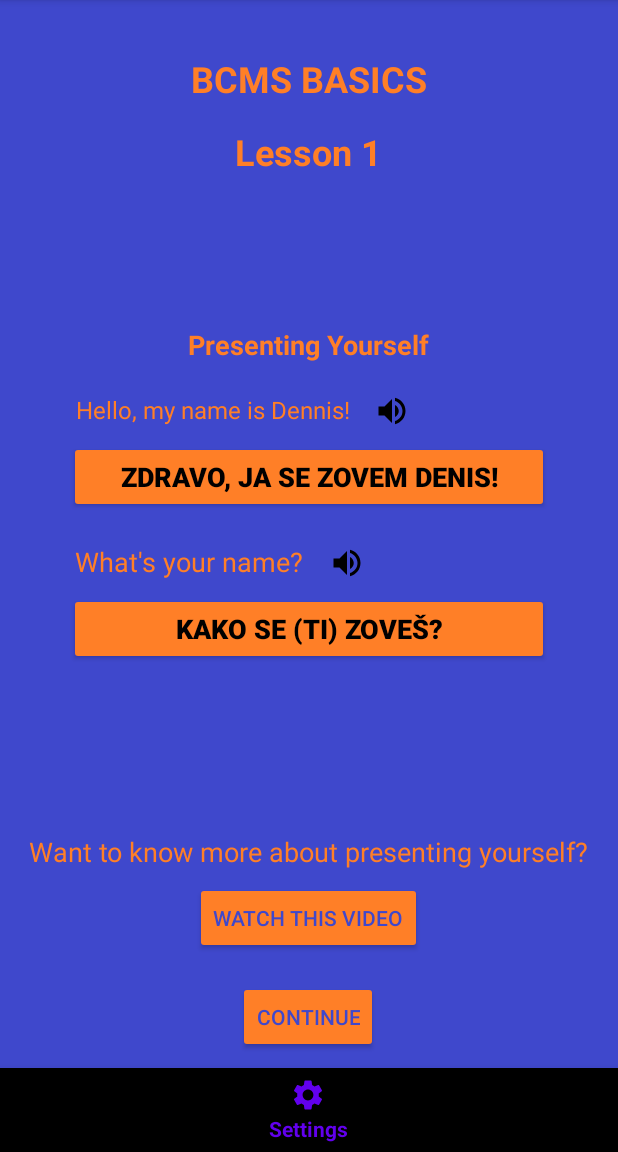
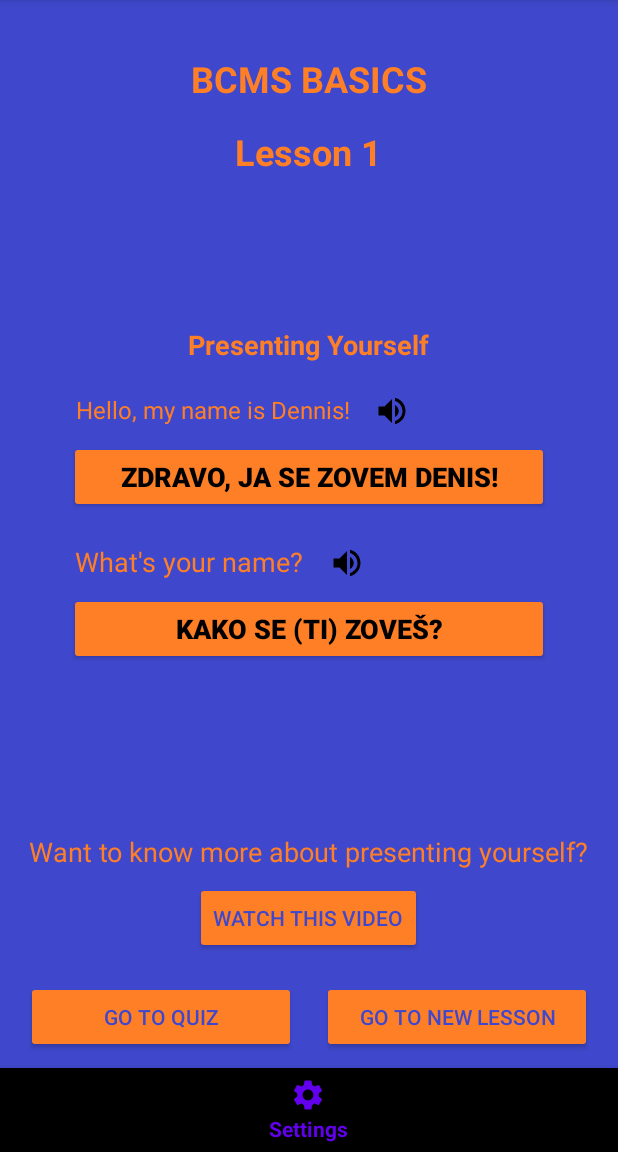
Before and after one commit to Irfan044/BPR2-IrfanCatovic, an Android app: the BeginnerScreenFragment screen opened through its navigation route, on a phone screen of 412 x 824 dp, the part 84-1236 px from its top. Run offline under Robolectric (Android 15) with nearby library versions, the phone set to English and light mode, and no system bars; our stand-ins replace Firebase (no records; nobody signed in at launch, a user with empty details on screens opened directly).

Commit message:
Transport Lesson Changes

```diff
--- a/app/src/main/java/com/example/learningbcms/views/BeginnerScreenFragment.java
+++ b/app/src/main/java/com/example/learningbcms/views/BeginnerScreenFragment.java
@@ -11,14 +11,14 @@ import android.view.LayoutInflater;
 import android.view.View;
 import android.view.ViewGroup;
 import android.widget.Button;
-import android.widget.ImageButton;
 
 import com.example.learningbcms.R;
 
 public class BeginnerScreenFragment extends Fragment {
 
     private NavController navController;
-    private Button continueButton;
+    private Button quizButton;
+    private Button newLessonButton;
     private MediaPlayer mediaPlayer;
     private Button buttonSpeaker1;
     private Button buttonSpeaker2;
@@ -30,11 +30,19 @@ public class BeginnerScreenFragment extends Fragment {
         View rootView = inflater.inflate(R.layout.fragment_beginner_screen, container, false);
         navController = Navigation.findNavController(requireActivity(), R.id.nav_host_fragment);
 
-        continueButton = rootView.findViewById(R.id.buttonContinue);
-        continueButton.setOnClickListener(new View.OnClickListener() {
+        quizButton = rootView.findViewById(R.id.buttonQuiz);
+        quizButton.setOnClickListener(new View.OnClickListener() {
             @Override
             public void onClick(View v) {
-                navController.navigate(R.id.action_beginnerScreen_to_listFragment); //might be changed, linking somewhere else
+                navController.navigate(R.id.action_beginnerScreen_to_listFragment);
+            }
+        });
+
+        newLessonButton = rootView.findViewById(R.id.buttonNewLesson);
+        newLessonButton.setOnClickListener(new View.OnClickListener() {
+            @Override
+            public void onClick(View v) {
+                navController.navigate(R.id.action_beginnerScreen_to_transportFragment);
             }
         });
 
--- a/app/src/main/res/layout/fragment_beginner_screen.xml
+++ b/app/src/main/res/layout/fragment_beginner_screen.xml
@@ -158,16 +158,30 @@
         app:layout_constraintTop_toBottomOf="@+id/textViewMoreInfo" />
 
     <Button
-        android:id="@+id/buttonContinue"
-        android:layout_width="wrap_content"
+        android:id="@+id/buttonQuiz"
+        android:layout_width="180dp"
         android:layout_height="wrap_content"
-        android:text="Continue"
+        android:text="GO TO QUIZ"
+        android:textColor="#3F48CC"
+        android:backgroundTint="#FF7F27"
+        app:layout_constraintBottom_toBottomOf="parent"
+        app:layout_constraintEnd_toStartOf="@+id/buttonNewLesson"
+        app:layout_constraintHorizontal_bias="0.25"
+        app:layout_constraintStart_toStartOf="parent"
+        app:layout_constraintTop_toBottomOf="@+id/buttonWatchVideo"
+        app:layout_constraintVertical_bias="0.644" />
+
+    <Button
+        android:id="@+id/buttonNewLesson"
+        android:layout_width="180dp"
+        android:layout_height="wrap_content"
+        android:text="GO TO NEW LESSON"
         android:textColor="#3F48CC"
         android:backgroundTint="#FF7F27"
         app:layout_constraintBottom_toBottomOf="parent"
         app:layout_constraintEnd_toEndOf="parent"
-        app:layout_constraintHorizontal_bias="0.498"
-        app:layout_constraintStart_toStartOf="parent"
+        app:layout_constraintHorizontal_bias="0.75"
+        app:layout_constraintStart_toEndOf="@+id/buttonQuiz"
         app:layout_constraintTop_toBottomOf="@+id/buttonWatchVideo"
         app:layout_constraintVertical_bias="0.644" />
 
--- a/app/src/main/res/navigation/nav_graph.xml
+++ b/app/src/main/res/navigation/nav_graph.xml
@@ -143,6 +143,9 @@
         <action
             android:id="@+id/action_beginnerScreen_to_settingsFragment"
             app:destination="@id/settingsFragment" />
+        <action
+            android:id="@+id/action_beginnerScreen_to_transportFragment"
+            app:destination="@id/transportFragment" />
     </fragment>
     <fragment
         android:id="@+id/settingsFragment"
@@ -157,5 +160,9 @@
         android:id="@+id/transportFragment"
         android:name="com.example.learningbcms.views.TransportFragment"
         android:label="fragment_transport"
-        tools:layout="@layout/fragment_transport" />
+        tools:layout="@layout/fragment_transport" >
+        <action
+            android:id="@+id/action_transportFragment_to_listFragment"
+            app:destination="@id/listFragment" />
+    </fragment>
 </navigation>
```
Also changed, not shown: app/src/main/java/com/example/learningbcms/views/TransportFragment.java (+0 -40 lines), app/src/main/res/layout/fragment_transport.xml (+19 -1 lines).
